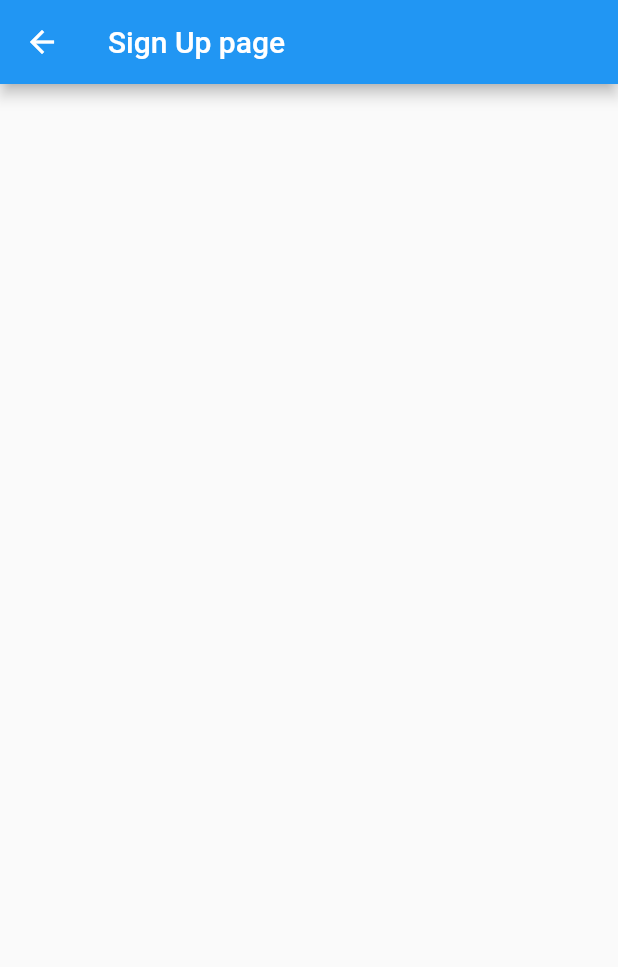
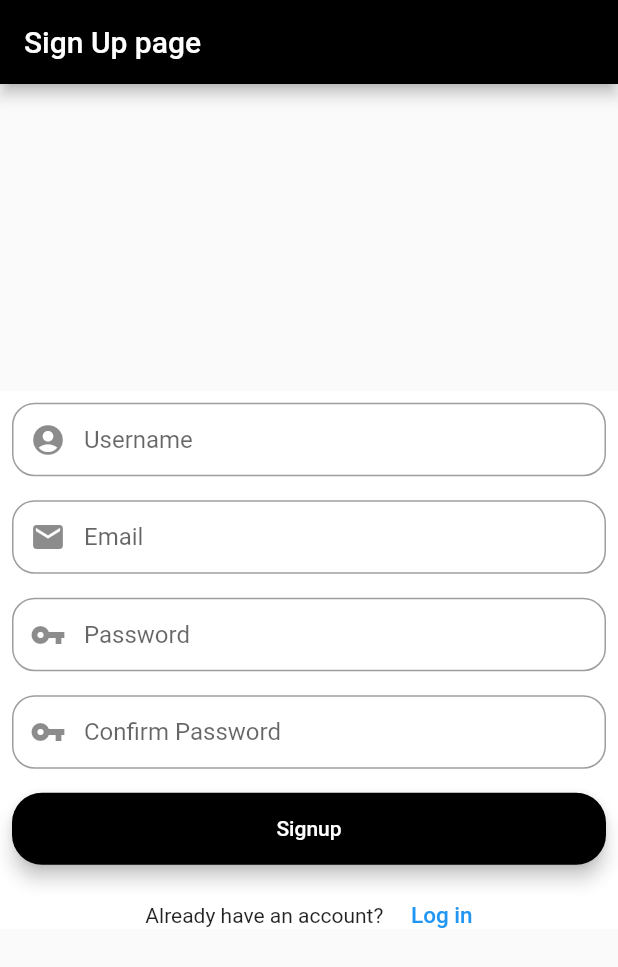
Before and after one commit to LionnelT/flutter-firebase-auth, a Flutter app: the screen it shows after launch, after a tap on "Sign Up", on a phone screen of 412 x 824 dp. Shown: the top 967 px of the screen. Run offline on Flutter 3.47's test engine with Material 2 defaults, Android fonts, the phone set to English and light mode, and no system bars.

```diff
--- a/lib/screens/login_screen.dart
+++ b/lib/screens/login_screen.dart
@@ -73,6 +73,7 @@ class _LoginScreenState extends State<LoginScreen> {
 
     return Scaffold(
       appBar: AppBar(
+        automaticallyImplyLeading: false,
         title: const Text("Login Screen"),
         backgroundColor: Colors.black,
       ),
@@ -93,13 +94,15 @@ class _LoginScreenState extends State<LoginScreen> {
                     child: passwordField,
                   ),
                   Padding(
-                    padding: const EdgeInsets.all(8),
+                    padding: const EdgeInsets.only(left: 8, right: 8, top: 8, bottom: 25),
                     child: loginButton,
                   ),
                   Row(
+
                     mainAxisAlignment: MainAxisAlignment.center,
                     children: [
-                      const Text("Dont have an account"),
+                      const Text("Dont have an account?"),
+                      const SizedBox(width: 15,),
                       GestureDetector(
                         onTap: () {
                           Navigator.push(context, MaterialPageRoute(builder: (context) => const SignupScreen()));
--- a/lib/screens/signup_screen.dart
+++ b/lib/screens/signup_screen.dart
@@ -1,6 +1,5 @@
-import 'dart:html';
-
 import 'package:flutter/material.dart';
+import 'package:flutter_firebase_auth/screens/login_screen.dart';
 
 class SignupScreen extends StatefulWidget {
   const SignupScreen({Key? key}) : super(key: key);
@@ -10,13 +9,169 @@ class SignupScreen extends StatefulWidget {
 }
 
 class _SignupScreenState extends State<SignupScreen> {
+  final _formKey = GlobalKey<FormState>();
+
+  final usernameController = new TextEditingController();
+  final emailController = new TextEditingController();
+  final passwordController = new TextEditingController();
+  final confirmPasswordController = new TextEditingController();
+
   @override
   Widget build(BuildContext context) {
+    final usernameField = TextFormField(
+      autofocus: false,
+      controller: usernameController,
+      keyboardType: TextInputType.name,
+      // validator: ,'
+      onSaved: (value) {
+        usernameController.text = value!;
+      },
+      textInputAction: TextInputAction.next,
+      decoration: InputDecoration(
+          prefixIcon: const Icon(Icons.account_circle),
+          contentPadding: const EdgeInsets.fromLTRB(20, 15, 20, 15),
+          hintText: "Username",
+          border: OutlineInputBorder(
+            borderRadius: BorderRadius.circular(15),
+          )),
+    );
+
+    final emailField = TextFormField(
+      autofocus: false,
+      controller: emailController,
+      keyboardType: TextInputType.emailAddress,
+      // validator: ,'
+      onSaved: (value) {
+        emailController.text = value!;
+      },
+      textInputAction: TextInputAction.next,
+      decoration: InputDecoration(
+          prefixIcon: const Icon(Icons.email),
+          contentPadding: const EdgeInsets.fromLTRB(20, 15, 20, 15),
+          hintText: "Email",
+          border: OutlineInputBorder(
+            borderRadius: BorderRadius.circular(15),
+          )),
+    );
+
+    final passwordField = TextFormField(
+      autofocus: false,
+      controller: passwordController,
+      obscureText: true,
+      keyboardType: TextInputType.visiblePassword,
+      // validator: ,'
+      onSaved: (value) {
+        passwordController.text = value!;
+      },
+      textInputAction: TextInputAction.next,
+      decoration: InputDecoration(
+          prefixIcon: const Icon(Icons.vpn_key_sharp),
+          contentPadding: const EdgeInsets.fromLTRB(20, 15, 20, 15),
+          hintText: "Password",
+          border: OutlineInputBorder(
+            borderRadius: BorderRadius.circular(15),
+          )),
+    );
+
+    final confirmPasswordField = TextFormField(
+      autofocus: false,
+      controller: confirmPasswordController,
+      obscureText: true,
+      keyboardType: TextInputType.visiblePassword,
+      // validator: ,'
+      onSaved: (value) {
+        confirmPasswordController.text = value!;
+      },
+      textInputAction: TextInputAction.next,
+      decoration: InputDecoration(
+          prefixIcon: const Icon(Icons.vpn_key_sharp),
+          contentPadding: const EdgeInsets.fromLTRB(20, 15, 20, 15),
+          hintText: "Confirm Password",
+          border: OutlineInputBorder(
+            borderRadius: BorderRadius.circular(15),
+          )),
+    );
+
+    final signUpButton = Material(
+      elevation: 5,
+      borderRadius: BorderRadius.circular(20),
+      child: MaterialButton(
+        minWidth: MediaQuery.of(context).size.width,
+        onPressed: () {},
+        child: const Text(
+          "Signup",
+          textAlign: TextAlign.center,
+          style: TextStyle(color: Colors.white),
+        ),
+      ),
+      color: Colors.black,
+    );
+
     return Scaffold(
       appBar: AppBar(
+        automaticallyImplyLeading: false,
+        backgroundColor: Colors.black,
         title: const Text("Sign Up page"),
       ),
-      body: Container(),
+      body: Center(
+        child: SingleChildScrollView(
+          child: Container(
+            color: Colors.white,
+            child: Form(
+              key: _formKey,
+              child: Column(
+                children: <Widget>[
+                  Padding(
+                    padding: const EdgeInsets.all(8.0),
+                    child: usernameField,
+                  ),
+                  Padding(
+                    padding: const EdgeInsets.all(8.0),
+                    child: emailField,
+                  ),
+                  Padding(
+                    padding: const EdgeInsets.all(8.0),
+                    child: passwordField,
+                  ),
+                  Padding(
+                    padding: const EdgeInsets.all(8.0),
+                    child: confirmPasswordField,
+                  ),
+                  Padding(
+                    padding: const EdgeInsets.only(
+                        left: 8, right: 8, top: 8, bottom: 25),
+                    child: signUpButton,
+                  ),
+                  Row(
+                    mainAxisAlignment: MainAxisAlignment.center,
+                    children: [
+                      const Text("Already have an account? "),
+                      const SizedBox(
+                        width: 15,
+                      ),
+                      GestureDetector(
+                        onTap: () {
+                          Navigator.push(
+                              context,
+                              MaterialPageRoute(
+                                  builder: (context) => const LoginScreen()));
+                        },
+                        child: const Text(
+                          "Log in",
+                          style: TextStyle(
+                              color: Colors.blue,
+                              fontWeight: FontWeight.w500,
+                              fontSize: 15),
+                        ),
+                      )
+                    ],
+                  )
+                ],
+              ),
+            ),
+          ),
+        ),
+      ),
     );
   }
 }
```
